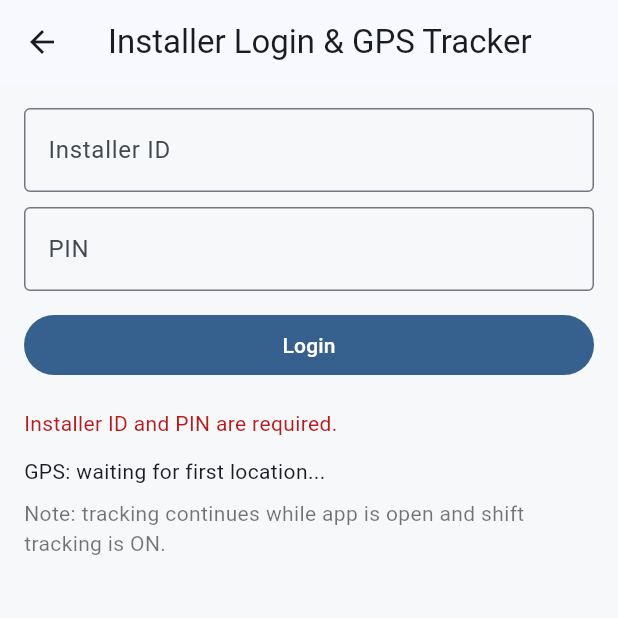
After one commit to xconmik/RCMACAPAGAL-GFORM, a Flutter app: the InstallerTrackerScreen screen opened directly, after a tap on "Login", on a phone screen of 412 x 824 dp, the top half of it. The commit adds this screen. Run offline on Flutter 3.47's test engine with Material 3 defaults, Android fonts, the light colour scheme and no system bars; our stand-ins replace flutter_map, geolocator, image_picker, latlong2, shared_preferences; accounts and stored records are empty.

Commit message:
Add installer login session flow and independent GPS tracker support

```diff
--- a/lib/screens/home_screen.dart
+++ b/lib/screens/home_screen.dart
@@ -1,6 +1,6 @@
 import 'package:flutter/material.dart';
 
-import 'installer_gps_map_screen.dart';
+import 'installer_tracker_screen.dart';
 import '../widgets/primary_action_button.dart';
 import 'multi_step_form_screen.dart';
 
@@ -109,11 +109,11 @@ class _HomeScreenState extends State<HomeScreen> {
                       ),
                       const SizedBox(height: 10),
                       PrimaryActionButton(
-                        label: 'Installer GPS Map',
+                        label: 'Installer Login / Tracker',
                         onPressed: () {
                           Navigator.of(context).push(
                             MaterialPageRoute<void>(
-                              builder: (_) => const InstallerGpsMapScreen(),
+                              builder: (_) => const InstallerTrackerScreen(),
                             ),
                           );
                         },
--- a/lib/screens/installer_gps_map_screen.dart
+++ b/lib/screens/installer_gps_map_screen.dart
@@ -151,6 +151,7 @@ class _InstallerGpsMapScreenState extends State<InstallerGpsMapScreen> {
 
     try {
       await _trackingService.submitTrackingPoint(
+        installerId: '',
         installerName: installerName,
         branch: branch,
         latitude: position.latitude,
--- /dev/null
+++ b/lib/screens/installer_tracker_screen.dart
@@ -0,0 +1,344 @@
+import 'dart:async';
+
+import 'package:flutter/material.dart';
+import 'package:geolocator/geolocator.dart';
+
+import '../services/installer_auth_service.dart';
+import '../services/installer_tracking_service.dart';
+import '../services/local_storage_service.dart';
+
+class InstallerTrackerScreen extends StatefulWidget {
+  const InstallerTrackerScreen({super.key});
+
+  @override
+  State<InstallerTrackerScreen> createState() => _InstallerTrackerScreenState();
+}
+
+class _InstallerTrackerScreenState extends State<InstallerTrackerScreen> {
+  final InstallerAuthService _authService = InstallerAuthService();
+  final InstallerTrackingService _trackingService = InstallerTrackingService();
+  final LocalStorageService _localStorageService = LocalStorageService();
+
+  final TextEditingController _installerIdController = TextEditingController();
+  final TextEditingController _pinController = TextEditingController();
+
+  InstallerProfile? _profile;
+  StreamSubscription<Position>? _positionSubscription;
+  Position? _currentPosition;
+  Position? _lastSentPosition;
+  DateTime? _lastSentAt;
+
+  bool _isLoggingIn = false;
+  bool _isTracking = false;
+  String _sessionId = '';
+  String? _status;
+  String? _error;
+
+  @override
+  void initState() {
+    super.initState();
+    _sessionId = DateTime.now().millisecondsSinceEpoch.toString();
+    _restoreSession();
+  }
+
+  @override
+  void dispose() {
+    _positionSubscription?.cancel();
+    _installerIdController.dispose();
+    _pinController.dispose();
+    super.dispose();
+  }
+
+  Future<void> _restoreSession() async {
+    final session = await _localStorageService.loadInstallerSession();
+    if (!mounted || session == null) return;
+
+    final profile = InstallerProfile.fromJson(session);
+    if (profile.installerId.trim().isEmpty || profile.branch.trim().isEmpty) {
+      return;
+    }
+
+    setState(() {
+      _profile = profile;
+      _status = 'Profile loaded. Start shift tracking when ready.';
+    });
+  }
+
+  Future<void> _login() async {
+    final installerId = _installerIdController.text.trim();
+    final pin = _pinController.text.trim();
+
+    if (installerId.isEmpty || pin.isEmpty) {
+      setState(() {
+        _error = 'Installer ID and PIN are required.';
+      });
+      return;
+    }
+
+    setState(() {
+      _isLoggingIn = true;
+      _error = null;
+      _status = null;
+    });
+
+    try {
+      final profile = await _authService.login(installerId: installerId, pin: pin);
+      await _localStorageService.saveInstallerSession(profile.toJson());
+
+      if (!mounted) return;
+      setState(() {
+        _profile = profile;
+        _status = 'Logged in. You can now start shift tracking.';
+      });
+    } catch (e) {
+      if (!mounted) return;
+      setState(() {
+        _error = 'Login failed: $e';
+      });
+    } finally {
+      if (mounted) {
+        setState(() {
+          _isLoggingIn = false;
+        });
+      }
+    }
+  }
+
+  Future<void> _logout() async {
+    await _stopTracking();
+    await _localStorageService.clearInstallerSession();
+    if (!mounted) return;
+
+    setState(() {
+      _profile = null;
+      _status = 'Logged out.';
+      _error = null;
+      _installerIdController.clear();
+      _pinController.clear();
+    });
+  }
+
+  Future<bool> _ensureLocationPermission() async {
+    final enabled = await Geolocator.isLocationServiceEnabled();
+    if (!enabled) {
+      setState(() {
+        _error = 'Please enable location services.';
+      });
+      return false;
+    }
+
+    var permission = await Geolocator.checkPermission();
+    if (permission == LocationPermission.denied) {
+      permission = await Geolocator.requestPermission();
+    }
+
+    if (permission == LocationPermission.denied ||
+        permission == LocationPermission.deniedForever) {
+      setState(() {
+        _error = 'Location permission is required to start GPS tracking.';
+      });
+      return false;
+    }
+
+    return true;
+  }
+
+  Future<void> _startTracking() async {
+    final profile = _profile;
+    if (profile == null) {
+      setState(() {
+        _error = 'Login first before tracking.';
+      });
+      return;
+    }
+
+    final allowed = await _ensureLocationPermission();
+    if (!allowed) return;
+
+    await _positionSubscription?.cancel();
+
+    setState(() {
+      _isTracking = true;
+      _error = null;
+      _status = 'Tracking started. GPS points are being sent.';
+    });
+
+    _positionSubscription = Geolocator.getPositionStream(
+      locationSettings: const LocationSettings(
+        accuracy: LocationAccuracy.high,
+        distanceFilter: 10,
+      ),
+    ).listen(
+      (position) {
+        if (!mounted) return;
+        setState(() {
+          _currentPosition = position;
+        });
+        unawaited(_sendPoint(position, profile));
+      },
+      onError: (Object error) {
+        if (!mounted) return;
+        setState(() {
+          _error = 'Tracking error: $error';
+          _isTracking = false;
+        });
+      },
+    );
+  }
+
+  Future<void> _stopTracking() async {
+    await _positionSubscription?.cancel();
+    _positionSubscription = null;
+
+    if (!mounted) return;
+    setState(() {
+      _isTracking = false;
+      _status = 'Tracking stopped.';
+    });
+  }
+
+  Future<void> _sendPoint(Position position, InstallerProfile profile) async {
+    final now = DateTime.now();
+
+    if (_lastSentAt != null &&
+        _lastSentPosition != null &&
+        now.difference(_lastSentAt!) < const Duration(seconds: 15)) {
+      final distance = Geolocator.distanceBetween(
+        _lastSentPosition!.latitude,
+        _lastSentPosition!.longitude,
+        position.latitude,
+        position.longitude,
+      );
+
+      if (distance < 20) return;
+    }
+
+    try {
+      await _trackingService.submitTrackingPoint(
+        installerId: profile.installerId,
+        installerName: profile.installerName,
+        branch: profile.branch,
+        latitude: position.latitude,
+        longitude: position.longitude,
+        trackedAt: position.timestamp,
+        sessionId: _sessionId,
+        accuracy: position.accuracy,
+        speed: position.speed,
+        heading: position.heading,
+        altitude: position.altitude,
+        isMocked: position.isMocked,
+      );
+
+      _lastSentAt = now;
+      _lastSentPosition = position;
+
+      if (!mounted) return;
+      setState(() {
+        _status = 'Location sent at ${TimeOfDay.fromDateTime(now).format(context)}';
+      });
+    } catch (e) {
+      if (!mounted) return;
+      setState(() {
+        _error = 'Tracking upload issue: $e';
+      });
+    }
+  }
+
+  @override
+  Widget build(BuildContext context) {
+    final profile = _profile;
+
+    return Scaffold(
+      appBar: AppBar(title: const Text('Installer Login & GPS Tracker')),
+      body: SafeArea(
+        child: SingleChildScrollView(
+          padding: const EdgeInsets.all(16),
+          child: Column(
+            crossAxisAlignment: CrossAxisAlignment.stretch,
+            children: [
+              if (profile == null) ...[
+                TextField(
+                  controller: _installerIdController,
+                  decoration: const InputDecoration(
+                    labelText: 'Installer ID',
+                    border: OutlineInputBorder(),
+                  ),
+                ),
+                const SizedBox(height: 10),
+                TextField(
+                  controller: _pinController,
+                  obscureText: true,
+                  decoration: const InputDecoration(
+                    labelText: 'PIN',
+                    border: OutlineInputBorder(),
+                  ),
+                ),
+                const SizedBox(height: 12),
+                FilledButton(
+                  onPressed: _isLoggingIn ? null : _login,
+                  child: Text(_isLoggingIn ? 'Signing in...' : 'Login'),
+                ),
+              ] else ...[
+                Card(
+                  elevation: 0,
+                  child: Padding(
+                    padding: const EdgeInsets.all(12),
+                    child: Column(
+                      crossAxisAlignment: CrossAxisAlignment.start,
+                      children: [
+                        Text(
+                          profile.installerName,
+                          style: const TextStyle(
+                            fontSize: 18,
+                            fontWeight: FontWeight.w800,
+                          ),
+                        ),
+                        const SizedBox(height: 6),
+                        Text('Installer ID: ${profile.installerId}'),
+                        Text('Branch: ${profile.branch}'),
+                      ],
+                    ),
+                  ),
+                ),
+                const SizedBox(height: 10),
+                FilledButton(
+                  onPressed: _isTracking ? _stopTracking : _startTracking,
+                  child: Text(_isTracking ? 'Stop Shift Tracking' : 'Start Shift Tracking'),
+                ),
+                const SizedBox(height: 8),
+                OutlinedButton(
+                  onPressed: _logout,
+                  child: const Text('Logout'),
+                ),
+              ],
+              const SizedBox(height: 12),
+              if (_status != null)
+                Text(
+                  _status!,
+                  style: TextStyle(color: Colors.green.shade700),
+                ),
+              if (_error != null) ...[
+                const SizedBox(height: 6),
+                Text(
+                  _error!,
+                  style: TextStyle(color: Theme.of(context).colorScheme.error),
+                ),
+              ],
+              const SizedBox(height: 12),
+              Text(
+                _currentPosition == null
+                    ? 'GPS: waiting for first location...'
+                    : 'GPS: ${_currentPosition!.latitude.toStringAsFixed(6)}, ${_currentPosition!.longitude.toStringAsFixed(6)}',
+              ),
+              const SizedBox(height: 8),
+              const Text(
+                'Note: tracking continues while app is open and shift tracking is ON.',
+                style: TextStyle(color: Colors.black54),
+              ),
+            ],
+          ),
+        ),
+      ),
+    );
+  }
+}
--- a/lib/services/api_endpoints.dart
+++ b/lib/services/api_endpoints.dart
@@ -14,6 +14,11 @@ class ApiEndpoints {
 
   static const String _installerTrackingUrlEnv = String.fromEnvironment(
     'INSTALLER_TRACK_URL',
+    defaultValue: '',
+  );
+
+  static const String _installerLoginUrlEnv = String.fromEnvironment(
+    'INSTALLER_LOGIN_URL',
     defaultValue: '',
   );
 
@@ -58,6 +63,20 @@ class ApiEndpoints {
   static bool get hasInstallerTrackingEndpoint =>
       installerTrackingUrl.trim().isNotEmpty;
 
+  static String get installerLoginUrl {
+    final override = _installerLoginUrlEnv.trim();
+    if (override.isNotEmpty) return _withAction(override, 'installerLogin');
+
+    final submitEnv = _googleSheetsSubmitUrlEnv.trim();
+    if (submitEnv.isNotEmpty) {
+      return _withAction(submitEnv, 'installerLogin');
+    }
+
+    return _withAction(_defaultWebAppUrl, 'installerLogin');
+  }
+
+  static bool get hasInstallerLoginEndpoint => installerLoginUrl.trim().isNotEmpty;
+
   static bool get useAppsScriptJsonMode =>
       googleDriveUploadMode.trim().toLowerCase() == 'apps_script';
 
--- a/lib/services/installer_tracking_service.dart
+++ b/lib/services/installer_tracking_service.dart
@@ -9,6 +9,7 @@ class InstallerTrackingService {
   static const Duration _requestTimeout = Duration(seconds: 30);
 
   Future<void> submitTrackingPoint({
+    required String installerId,
     required String installerName,
     required String branch,
     required double latitude,
@@ -26,6 +27,7 @@ class InstallerTrackingService {
     }
 
     final payload = <String, dynamic>{
+      'installerId': installerId,
       'installerName': installerName,
       'branch': branch,
       'latitude': latitude,
--- a/lib/services/local_storage_service.dart
+++ b/lib/services/local_storage_service.dart
@@ -4,6 +4,7 @@ import 'package:shared_preferences/shared_preferences.dart';
 
 class LocalStorageService {
   static const _draftKey = 'rc_macapagal_gform_draft';
+  static const _installerSessionKey = 'rc_macapagal_installer_session';
 
   Future<void> saveDraft(Map<String, dynamic> data) async {
     final prefs = await SharedPreferences.getInstance();
@@ -21,4 +22,21 @@ class LocalStorageService {
     final prefs = await SharedPreferences.getInstance();
     await prefs.remove(_draftKey);
   }
+
+  Future<void> saveInstallerSession(Map<String, dynamic> session) async {
+    final prefs = await SharedPreferences.getInstance();
+    await prefs.setString(_installerSessionKey, jsonEncode(session));
+  }
+
+  Future<Map<String, dynamic>?> loadInstallerSession() async {
+    final prefs = await SharedPreferences.getInstance();
+    final raw = prefs.getString(_installerSessionKey);
+    if (raw == null || raw.isEmpty) return null;
+    return jsonDecode(raw) as Map<String, dynamic>;
+  }
+
+  Future<void> clearInstallerSession() async {
+    final prefs = await SharedPreferences.getInstance();
+    await prefs.remove(_installerSessionKey);
+  }
 }
```
Also changed, not shown: 1 other file.
